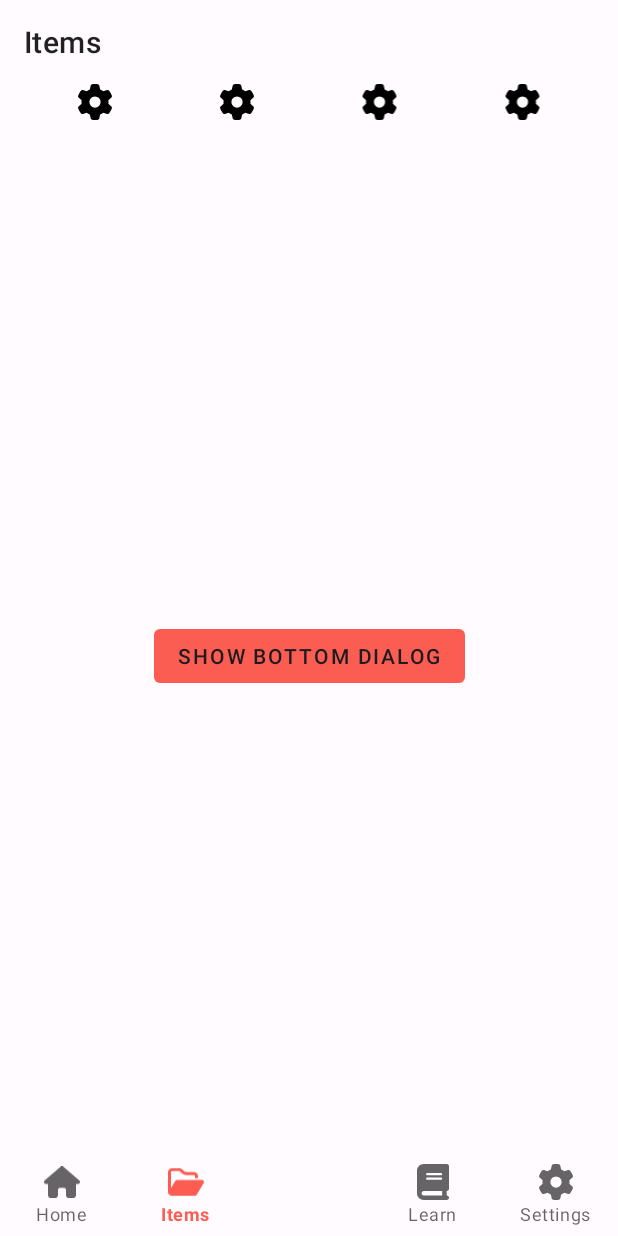
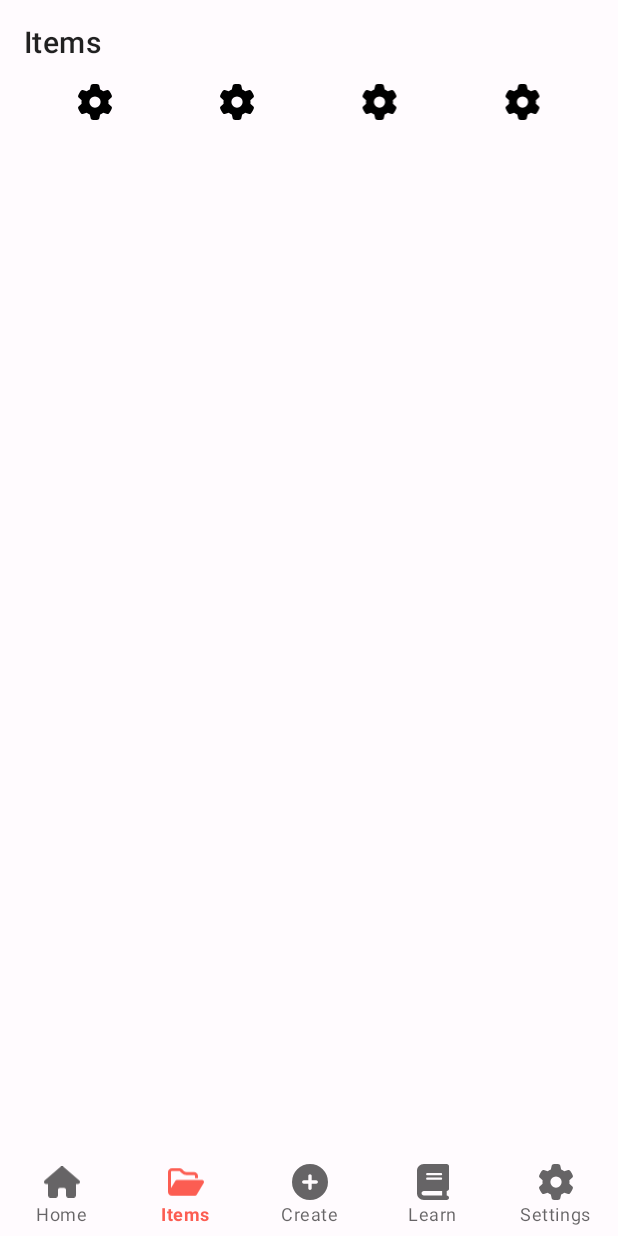
Before and after one commit to PamCatten/hot-stuff, an Android app: the screen it shows after launch (MainActivity), item 2 of the bottom bar chosen, on a phone screen of 412 x 824 dp. Run offline under Robolectric (Android 15) with nearby library versions, the phone set to English and light mode, and no system bars; our stand-ins replace navigation-ui.

Commit message:
Removed redundancies in bottom Nav bar.

```diff
--- a/app/src/main/java/com/example/hotstuffkotlin/MainActivity.kt
+++ b/app/src/main/java/com/example/hotstuffkotlin/MainActivity.kt
@@ -1,6 +1,7 @@
 package com.example.hotstuffkotlin
 
 import android.os.Bundle
+import android.view.MenuItem
 import android.widget.ArrayAdapter
 import android.widget.AutoCompleteTextView
 import android.widget.Button
@@ -22,7 +23,8 @@ class MainActivity : AppCompatActivity() {
         setContentView(binding.root)
 
         // bottom dialog
-        val buttonShow = findViewById<Button>(R.id.buttonShow)
+        val buttonShow = findViewById<ImageButton>(R.id.buttonShow)
+        val navigation_placeholder =
         buttonShow.setOnClickListener {
             val bsDialog = BottomSheetDialog(this)
             val view = layoutInflater.inflate(R.layout.bottom_dialog, null)
@@ -45,7 +47,7 @@ class MainActivity : AppCompatActivity() {
         val appBarConfiguration = AppBarConfiguration(setOf(
             R.id.navigation_home,
             R.id.navigation_items,
-            R.id.navigation_create,
+            R.id.navigation_placeholder,
             R.id.navigation_learn,
             R.id.navigation_settings))
         setupActionBarWithNavController(navController, appBarConfiguration)
--- a/app/src/main/res/layout/activity_main.xml
+++ b/app/src/main/res/layout/activity_main.xml
@@ -24,19 +24,6 @@
             </androidx.appcompat.widget.Toolbar>
     </com.google.android.material.appbar.AppBarLayout>
 
-    <!-- bottom dialog -->
-    <Button
-        android:id="@+id/buttonShow"
-        android:layout_width="wrap_content"
-        android:layout_height="wrap_content"
-        android:text="Show Bottom Dialog"
-        android:layout_marginTop="50dp"
-        app:layout_constraintStart_toStartOf="parent"
-        app:layout_constraintBottom_toBottomOf="parent"
-        app:layout_constraintEnd_toEndOf="parent"
-        app:layout_constraintTop_toTopOf="parent"/>
-    <!-- end bottom dialog -->
-
     <com.google.android.material.bottomnavigation.BottomNavigationView
         android:id="@+id/nav_view"
         android:layout_width="0dp"
@@ -49,8 +36,16 @@
         app:layout_constraintRight_toRightOf="parent"
         app:menu="@menu/bottom_nav_menu"
         app:itemBackground="@android:color/transparent"
-        app:labelVisibilityMode="labeled"
-        />
+        app:labelVisibilityMode="labeled"/>
+
+    <ImageButton
+        android:id="@+id/buttonShow"
+        android:src="@drawable/icon_create"
+        app:layout_constraintStart_toStartOf="parent"
+        app:layout_constraintEnd_toEndOf="parent"
+        app:layout_constraintBottom_toTopOf="@id/nav_view"
+        android:layout_width="24dp"
+        android:layout_height="24dp" />
 
     <fragment
         android:id="@+id/nav_host_fragment_activity_main"
--- a/app/src/main/res/menu/bottom_nav_menu.xml
+++ b/app/src/main/res/menu/bottom_nav_menu.xml
@@ -12,7 +12,8 @@
         android:orderInCategory="1"/>
     <item
         android:id="@+id/navigation_placeholder"
-        android:title=""
+        android:icon="@drawable/icon_create"
+        android:title="Create"
         android:orderInCategory="2"/>
     <item
         android:id="@+id/navigation_learn"
--- a/app/src/main/res/navigation/mobile_navigation.xml
+++ b/app/src/main/res/navigation/mobile_navigation.xml
@@ -15,11 +15,6 @@
         android:label="@string/items_label"
         tools:layout="@layout/fragment_items" />
     <fragment
-        android:id="@+id/navigation_create"
-        android:name="com.example.hotstuffkotlin.ui.create.CreateFragment"
-        android:label="@string/create_label"
-        tools:layout="@layout/fragment_create" />
-    <fragment
         android:id="@+id/navigation_learn"
         android:name="com.example.hotstuffkotlin.ui.learn.LearnFragment"
         android:label="@string/learn_label"
```
